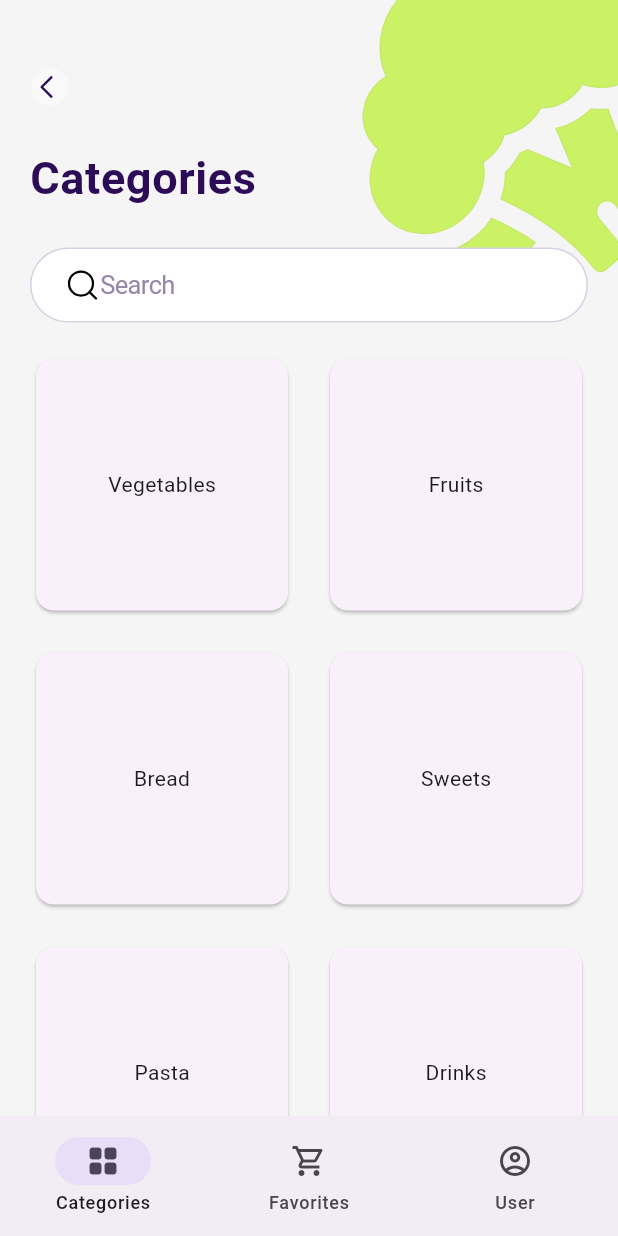
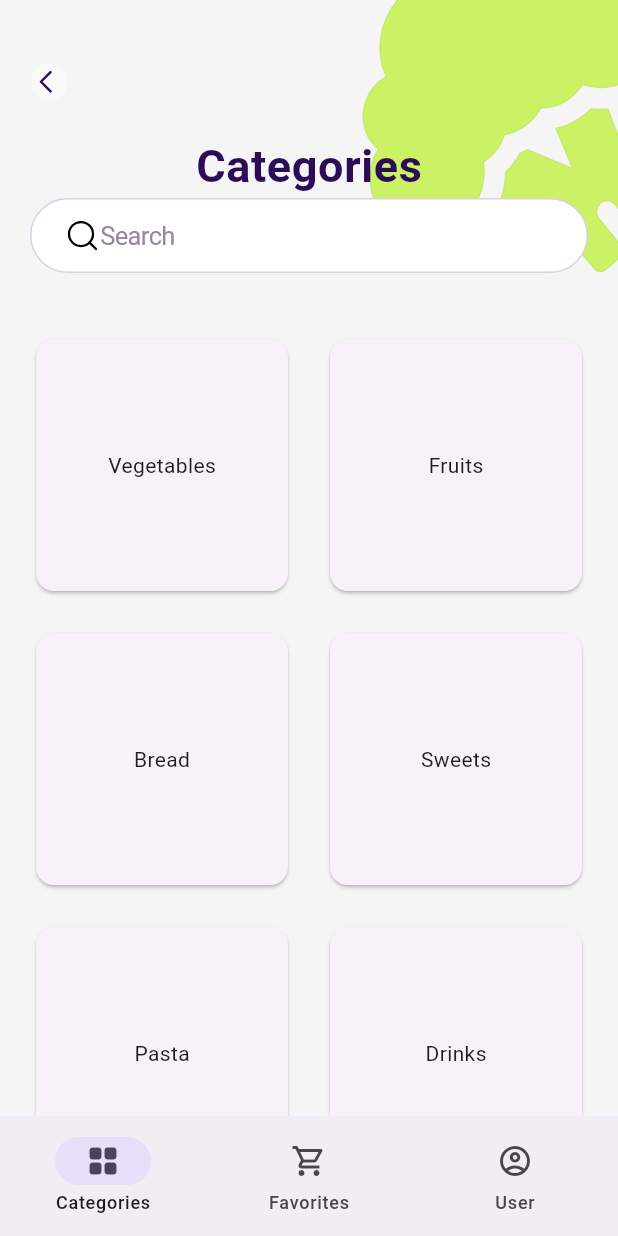
Before and after one commit to assyaIsk/flutter, a Flutter app: the Tabs screen opened by its route, on a phone screen of 412 x 824 dp. Run offline on Flutter 3.47's test engine with Material 3 defaults, Android fonts, the phone set to English and light mode, and no system bars; our stand-ins replace bloc, flutter_bloc, flutter_svg, freezed_annotation.

Commit message:
header fixed

```diff
--- a/lib/widgets/header/back_arrow.dart
+++ b/lib/widgets/header/back_arrow.dart
@@ -8,8 +8,6 @@ class BackArrow extends StatelessWidget {
   Widget build(BuildContext context) {
     return Container(
       padding: const EdgeInsets.fromLTRB(21, 42, 367, 22),
-      width: 414,
-      height: 96,
       child: Align(
         alignment: Alignment.centerLeft,
         child: GestureDetector(
--- a/lib/widgets/header/header.dart
+++ b/lib/widgets/header/header.dart
@@ -10,9 +10,7 @@ class Header extends StatelessWidget {
 
   @override
   Widget build(BuildContext context) {
-    return SizedBox(
-      height: 215,
-      child: Stack(
+    return Stack(
       children: [
         Align(
           alignment: Alignment.topRight,
@@ -20,16 +18,16 @@ class Header extends StatelessWidget {
             'assets/svg/vegetables.svg',
           ),
         ),
-          Positioned(
-            left: 20,
-            top: 97,
-            child: Text(screenName, style: AppStyles.detailTitleTextStyle30),
+        Column(
+          children: [
+            const BackArrow(),
+            Text(
+              screenName,
+              style: AppStyles.detailTitleTextStyle30,
+              textAlign: TextAlign.start,
             ),
             if (isFirstTab)
-            Positioned(
-              left: 20,
-              top: 165,
-              child: Container(
+              Container(
                 width: MediaQuery.of(context).size.width - 40,
                 padding: const EdgeInsets.fromLTRB(22, 12, 22, 12),
                 decoration: BoxDecoration(
@@ -47,10 +45,10 @@ class Header extends StatelessWidget {
                   ],
                 ),
               ),
-            ),
-          const Positioned(left: 0, top: 0, child: BackArrow()),
+            const SizedBox(height: 20)
           ],
         ),
+      ],
     );
   }
 }
```
Lines whose indentation alone changed are shown as unchanged.
